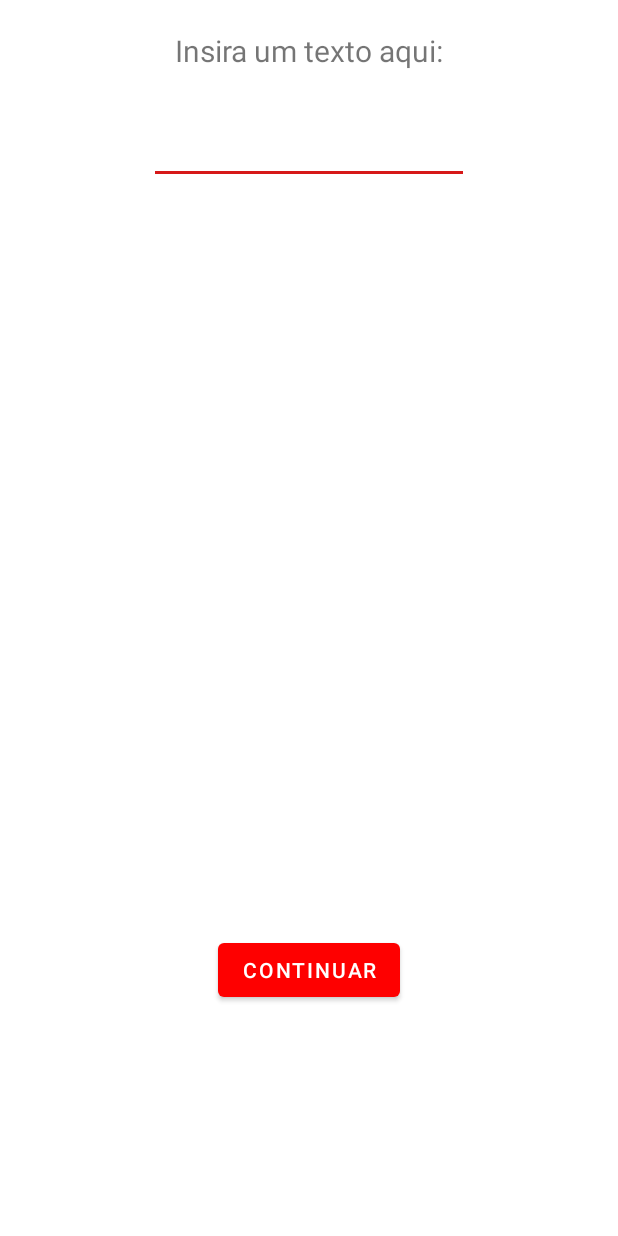
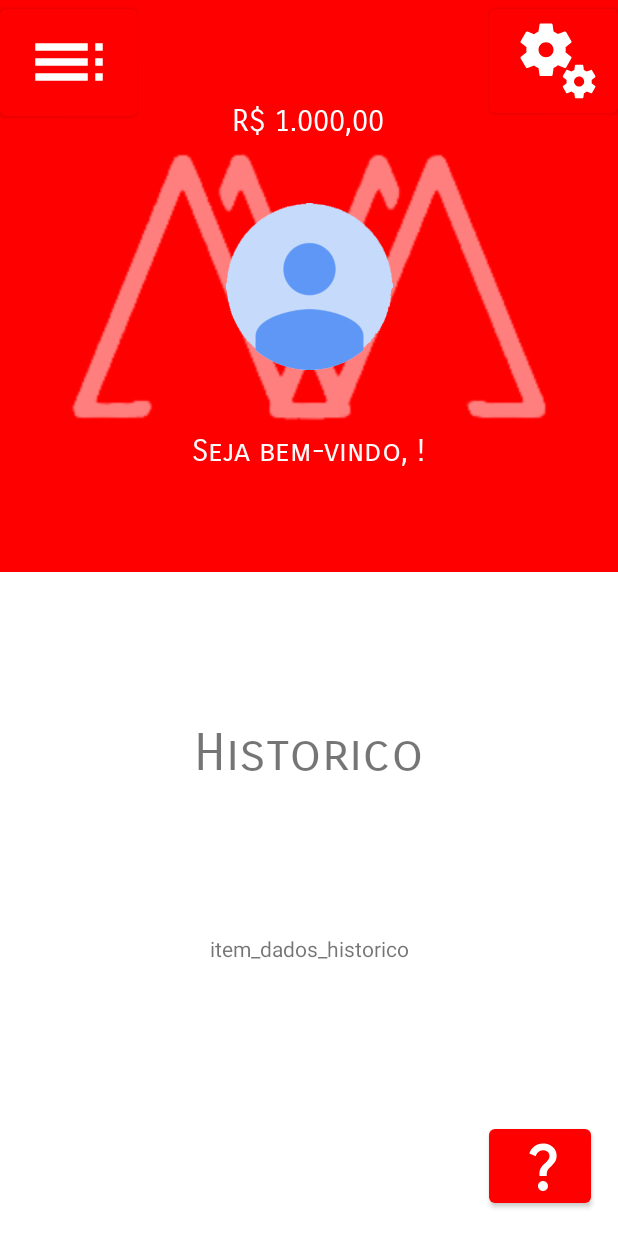
Before and after one commit to guiijoo/Moneytorando, an Android app: the screen it shows after launch (MainActivity before the commit, inicial after it), after a tap on "ENTRAR", on a phone screen of 412 x 824 dp. Run offline under Robolectric (Android 15) with nearby library versions, the phone set to English and light mode, and no system bars; Roboto replaces fonts that are not available here.

Commit message:
Fiz as modificadas dentro dos layout's e coloquei uns codigos para testar a transmissão dos dados. Qualquer coisa me chamar

```diff
--- a/app/src/main/AndroidManifest.xml
+++ b/app/src/main/AndroidManifest.xml
@@ -11,6 +11,9 @@
         android:supportsRtl="true"
         android:theme="@style/Theme.Moneytorando"
         tools:targetApi="31">
+        <activity
+            android:name=".inicial"
+            android:exported="false" />
         <activity
             android:name=".Creditos"
             android:exported="false" />
@@ -34,8 +37,7 @@
             android:exported="false" />
         <activity
             android:name=".MainActivity"
-            android:exported="true">
-        </activity>
+            android:exported="true" />
 
         <meta-data
             android:name="preloaded_fonts"
--- a/app/src/main/java/com/unisagrado/moneytorando/MenuReceita.java
+++ b/app/src/main/java/com/unisagrado/moneytorando/MenuReceita.java
@@ -9,6 +9,6 @@ public class MenuReceita extends AppCompatActivity {
     @Override
     protected void onCreate(Bundle savedInstanceState) {
         super.onCreate(savedInstanceState);
-        setContentView(R.layout.activity_menu_receita);
+        setContentView(R.layout.activity_receita);
     }
 }
--- /dev/null
+++ b/app/src/main/java/com/unisagrado/moneytorando/inicial.java
@@ -0,0 +1,63 @@
+package com.unisagrado.moneytorando;
+
+import androidx.appcompat.app.AppCompatActivity;
+
+import android.app.AlertDialog;
+import android.os.Bundle;
+import android.view.View;
+import android.widget.TextView;
+
+import java.text.NumberFormat;
+import java.util.Currency;
+import java.util.Locale;
+
+public class inicial extends AppCompatActivity {
+
+    private TextView nome_usuario_coletado;
+    private TextView dados_historico_inicial_TextView;
+    private TextView dinheiro_usuario;
+    private String nome_usuarioS;
+
+    @Override
+    protected void onCreate(Bundle savedInstanceState) {
+        super.onCreate(savedInstanceState);
+        setContentView(R.layout.activity_inicial);
+
+
+        dados_historico_inicial_TextView = findViewById(R.id.dados_historico_inicial);
+        if(dados_historico_inicial_TextView != null){
+            dados_historico_inicial_TextView.setVisibility(View.VISIBLE);
+        }else{
+            dados_historico_inicial_TextView.setVisibility(View.INVISIBLE);
+        }
+
+
+        String nome_usuario = getIntent().getStringExtra("nome_usuario");
+        nome_usuario_coletado = findViewById(R.id.nome_usuario_inicial_txt);
+        nome_usuario_coletado.setText("Seja bem-vindo, "+nome_usuario+"!");
+        nome_usuarioS = nome_usuario;
+
+        /////////////////////
+
+        TextView dinheiro_usuario = findViewById(R.id.dinheiro_usuario_inicial);
+        float dinheiro_atualF = 1000.00f;
+
+        Locale ptBr = new Locale("pt", "BR");
+        Currency brlCurrency = Currency.getInstance("BRL");
+        NumberFormat format = NumberFormat.getCurrencyInstance(ptBr);
+        format.setCurrency(brlCurrency);
+
+        String valorFormatado = format.format(dinheiro_atualF);
+        dinheiro_usuario.setText(valorFormatado);
+        //////////////////////
+
+
+    }
+
+    public void BotaoAjuda_principal(View view){
+       AlertDialog.Builder explicar = new AlertDialog.Builder(inicial.this);
+        explicar.setTitle("Explicação !");
+        explicar.setMessage("Aqui Tem todos os seus dados senhor(a) "+nome_usuarioS+", embaixo terá seu historico de transações e pagamentos...para fechar clique fora do bloco!");
+        explicar.create().show();
+    }
+}
--- a/app/src/main/java/com/unisagrado/moneytorando/login.java
+++ b/app/src/main/java/com/unisagrado/moneytorando/login.java
@@ -31,8 +31,8 @@ public class login extends AppCompatActivity {
             public void onClick(View view) {
                 String usuario = editTextUsuario.getText().toString();
                 String senha = editTextSenha.getText().toString();
-                Intent intent = new Intent(login.this, MainActivity.class);
-                intent.putExtra("usuario", usuario);
+                Intent intent = new Intent(login.this, inicial.class);
+                intent.putExtra("nome_usuario", usuario);
                 intent.putExtra("senha", senha);
                 startActivity(intent);
             }
--- a/app/src/main/java/com/unisagrado/moneytorando/menu_pagamentos_escolhas.java
+++ b/app/src/main/java/com/unisagrado/moneytorando/menu_pagamentos_escolhas.java
@@ -11,7 +11,7 @@ public class menu_pagamentos_escolhas extends AppCompatActivity {
     @Override
     protected void onCreate(Bundle savedInstanceState) {
         super.onCreate(savedInstanceState);
-        setContentView(R.layout.activity_menu_pagamentos_escolhas);
+        setContentView(R.layout.activity_pagamentos);
     }
 
     public void BotaoAjuda_pagamentos(View view){
--- /dev/null
+++ b/app/src/main/res/layout/activity_inicial.xml
@@ -0,0 +1,144 @@
+<?xml version="1.0" encoding="utf-8"?>
+<androidx.constraintlayout.widget.ConstraintLayout xmlns:android="http://schemas.android.com/apk/res/android"
+    xmlns:app="http://schemas.android.com/apk/res-auto"
+    xmlns:tools="http://schemas.android.com/tools"
+    android:layout_width="match_parent"
+    android:layout_height="match_parent"
+    tools:context=".inicial">
+
+    <ImageView
+        android:id="@+id/fundo_moneytorando_login4"
+        android:layout_width="414dp"
+        android:layout_height="381dp"
+        android:background="#FF0000"
+        app:layout_constraintBottom_toBottomOf="parent"
+        app:layout_constraintEnd_toEndOf="parent"
+        app:layout_constraintHorizontal_bias="1.0"
+        app:layout_constraintStart_toStartOf="parent"
+        app:layout_constraintTop_toTopOf="parent"
+        app:layout_constraintVertical_bias="0.0" />
+
+    <ImageView
+        android:id="@+id/fundo_colocador_denovo_no_principal2"
+        android:layout_width="320dp"
+        android:layout_height="195dp"
+        android:alpha="0.5"
+        app:layout_constraintBottom_toBottomOf="@+id/fundo_moneytorando_login4"
+        app:layout_constraintEnd_toEndOf="parent"
+        app:layout_constraintStart_toStartOf="parent"
+        app:layout_constraintTop_toTopOf="parent"
+        app:srcCompat="@drawable/logo_branca_money" />
+
+    <ImageView
+        android:id="@+id/foto_perfil_inicial"
+        android:layout_width="139dp"
+        android:layout_height="111dp"
+        app:layout_constraintBottom_toBottomOf="@+id/fundo_colocador_denovo_no_principal2"
+        app:layout_constraintEnd_toEndOf="@+id/fundo_colocador_denovo_no_principal2"
+        app:layout_constraintStart_toStartOf="@+id/fundo_colocador_denovo_no_principal2"
+        app:layout_constraintTop_toTopOf="@+id/fundo_colocador_denovo_no_principal2"
+        app:srcCompat="@drawable/foto_perfil" />
+
+    <Button
+        android:id="@+id/menu_atalho_inicial_image"
+        android:layout_width="91dp"
+        android:layout_height="83dp"
+        app:icon="@drawable/barras_menu"
+        app:layout_constraintBottom_toTopOf="@+id/fundo_colocador_denovo_no_principal2"
+        app:layout_constraintStart_toStartOf="parent"
+        app:layout_constraintTop_toTopOf="parent"
+        app:layout_constraintVertical_bias="0.0" />
+
+    <Button
+        android:id="@+id/menu_configurar_inicial_image"
+        android:layout_width="86dp"
+        android:layout_height="81dp"
+        app:icon="@drawable/configurar_menu"
+        app:layout_constraintBottom_toTopOf="@+id/fundo_colocador_denovo_no_principal2"
+        app:layout_constraintEnd_toEndOf="parent"
+        app:layout_constraintTop_toTopOf="parent"
+        app:layout_constraintVertical_bias="0.0" />
+
+    <TextView
+        android:id="@+id/nome_usuario_inicial_txt"
+        android:layout_width="wrap_content"
+        android:layout_height="wrap_content"
+        android:fontFamily="sans-serif-smallcaps"
+        android:text="Nome Usuario"
+        android:textAlignment="center"
+        android:textColor="#FAFAFA"
+        android:textSize="20sp"
+        app:layout_constraintBottom_toBottomOf="@+id/fundo_moneytorando_login4"
+        app:layout_constraintEnd_toEndOf="parent"
+        app:layout_constraintHorizontal_bias="0.498"
+        app:layout_constraintStart_toStartOf="parent"
+        app:layout_constraintTop_toBottomOf="@+id/fundo_colocador_denovo_no_principal2"
+        app:layout_constraintVertical_bias="0.0" />
+
+    <Button
+        android:id="@+id/ajuda_inicial_btn"
+        android:layout_width="68dp"
+        android:layout_height="61dp"
+        android:layout_marginBottom="16dp"
+        android:onClick="BotaoAjuda_principal"
+        android:text="."
+        app:icon="@drawable/baseline_question_mark_24"
+        app:layout_constraintBottom_toBottomOf="parent"
+        app:layout_constraintEnd_toEndOf="parent"
+        app:layout_constraintHorizontal_bias="0.947"
+        app:layout_constraintStart_toStartOf="parent" />
+
+    <ScrollView
+        android:id="@+id/lista_historico_inicial"
+        android:layout_width="327dp"
+        android:layout_height="116dp"
+        android:layout_marginBottom="8dp"
+        app:layout_constraintBottom_toTopOf="@+id/ajuda_inicial_btn"
+        app:layout_constraintEnd_toEndOf="parent"
+        app:layout_constraintStart_toStartOf="parent">
+
+        <LinearLayout
+            android:id="@+id/linear"
+            android:layout_width="match_parent"
+            android:layout_height="wrap_content"
+            android:orientation="vertical">
+
+            <TextView
+                android:id="@+id/dados_historico_inicial"
+                android:layout_width="match_parent"
+                android:layout_height="wrap_content"
+                android:text="item_dados_historico"
+                android:textAlignment="center"
+                android:visibility="visible" />
+        </LinearLayout>
+    </ScrollView>
+
+    <TextView
+        android:id="@+id/titulo_historico_inicial"
+        android:layout_width="wrap_content"
+        android:layout_height="wrap_content"
+        android:fontFamily="sans-serif-smallcaps"
+        android:text="Historico"
+        android:textAlignment="center"
+        android:textSize="34sp"
+        app:layout_constraintBottom_toTopOf="@+id/lista_historico_inicial"
+        app:layout_constraintEnd_toEndOf="parent"
+        app:layout_constraintStart_toStartOf="parent"
+        app:layout_constraintTop_toBottomOf="@+id/fundo_moneytorando_login4" />
+
+    <TextView
+        android:id="@+id/dinheiro_usuario_inicial"
+        android:layout_width="wrap_content"
+        android:layout_height="wrap_content"
+        android:fontFamily="sans-serif-smallcaps"
+        android:text="dinheiro_atual"
+        android:textColor="#FFFFFF"
+        android:textSize="20sp"
+        app:layout_constraintBottom_toTopOf="@+id/fundo_colocador_denovo_no_principal2"
+        app:layout_constraintEnd_toEndOf="parent"
+        app:layout_constraintHorizontal_bias="0.498"
+        app:layout_constraintStart_toStartOf="parent"
+        app:layout_constraintTop_toTopOf="parent"
+        app:layout_constraintVertical_bias="1.0" />
+
+</androidx.constraintlayout.widget.ConstraintLayout>
```
Also changed, not shown: app/src/main/java/com/unisagrado/moneytorando/Menu_Principal.java (deleted, +0 -82 lines), app/src/main/res/layout/activity_login.xml (+4 -4 lines), app/src/main/res/layout/activity_menu_principal.xml (deleted, +0 -152 lines), app/src/main/res/layout/activity_pagamentos.xml (renamed from app/src/main/res/layout/activity_menu_pagamentos_escolhas.xml, +18 -14 lines), app/src/main/res/layout/activity_receita.xml (renamed from app/src/main/res/layout/activity_menu_receita.xml).
